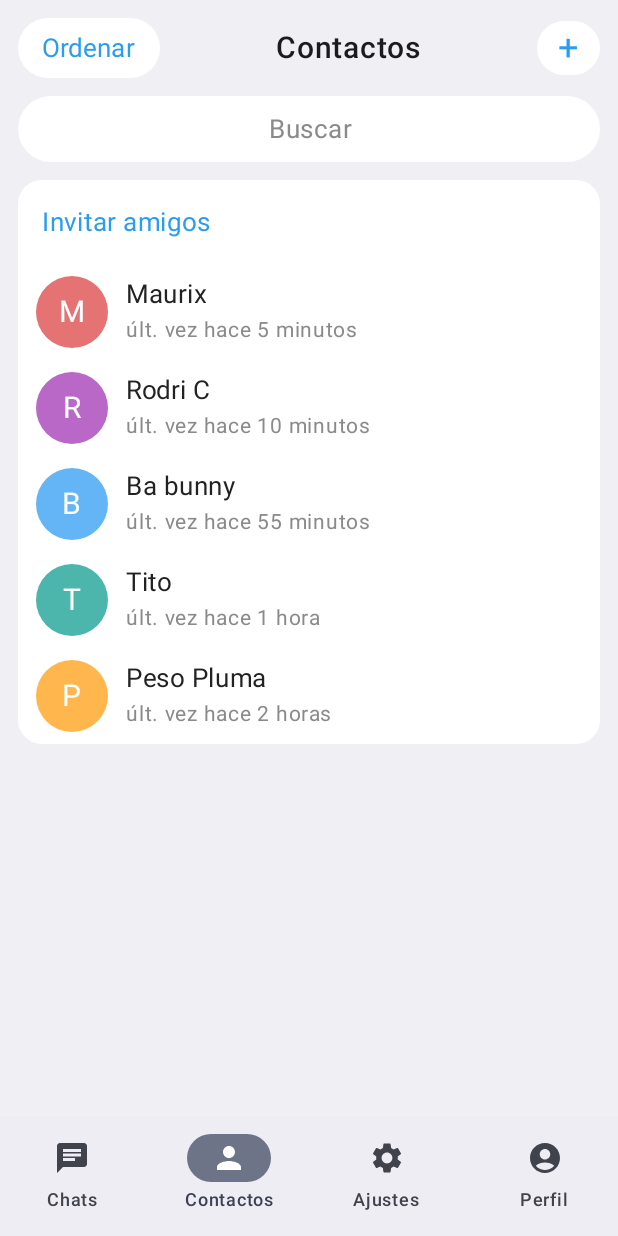
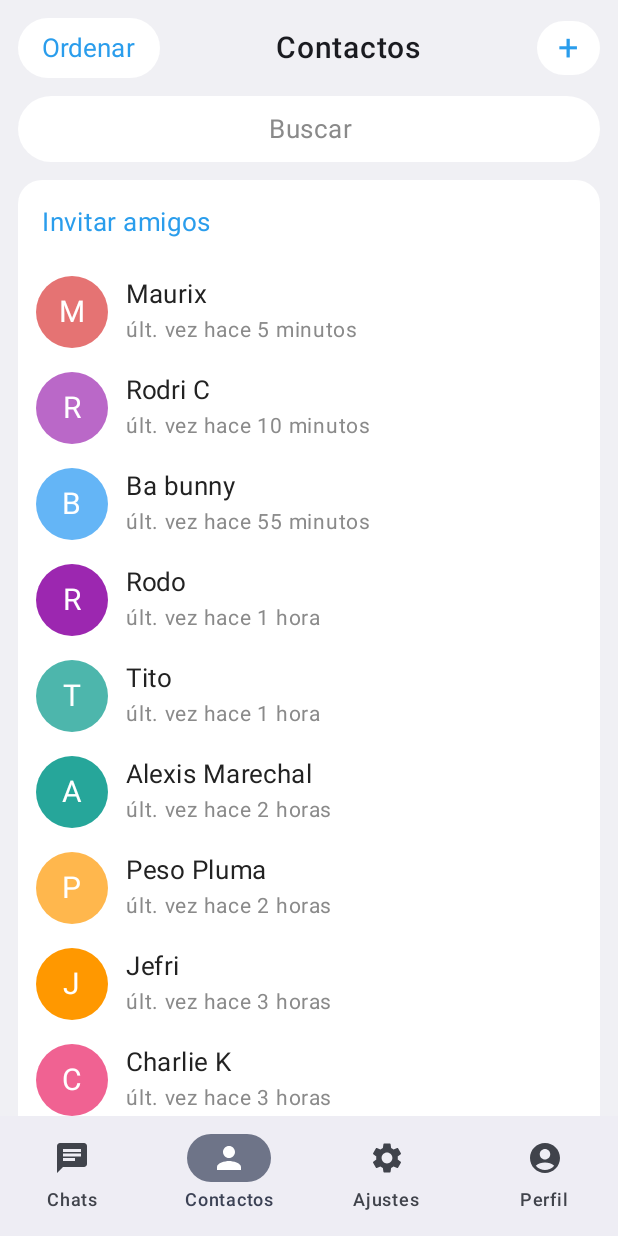
Before and after one commit to ernesto-24/equipo-3-telegram, an Android app built with Jetpack Compose: the screen it shows after launch (MainActivity), item 2 of the bottom bar chosen, on a phone screen of 412 x 824 dp. Run offline under Robolectric (Android 15) with nearby library versions, the phone set to English and light mode, and no system bars.

Commit message:
Más contactos y scroll

```diff
--- a/app/src/main/java/com/example/telegram/ui/screens/ContactsScreen.kt
+++ b/app/src/main/java/com/example/telegram/ui/screens/ContactsScreen.kt
@@ -11,7 +11,9 @@ import androidx.compose.foundation.layout.height
 import androidx.compose.foundation.layout.padding
 import androidx.compose.foundation.layout.size
 import androidx.compose.foundation.layout.width
+import androidx.compose.foundation.rememberScrollState
 import androidx.compose.foundation.shape.CircleShape
+import androidx.compose.foundation.verticalScroll
 import androidx.compose.material3.Text
 import androidx.compose.runtime.Composable
 import androidx.compose.ui.Alignment
@@ -38,6 +40,7 @@ fun ContactsScreen(modifier: Modifier = Modifier) {
         modifier = modifier
             .fillMaxSize()
             .background(FondoPerfil)
+            .verticalScroll(rememberScrollState())
             .padding(horizontal = 12.dp)
     ) {
         // Barra de arriba: Ordenar - Contactos - +
@@ -97,9 +100,16 @@ fun ContactsScreen(modifier: Modifier = Modifier) {
             FilaContacto("Maurix", "últ. vez hace 5 minutos", Color(0xFFE57373))
             FilaContacto("Rodri C", "últ. vez hace 10 minutos", Color(0xFFBA68C8))
             FilaContacto("Ba bunny", "últ. vez hace 55 minutos", Color(0xFF64B5F6))
+            FilaContacto("Rodo", "últ. vez hace 1 hora", Color(0xFF9C27B0))
             FilaContacto("Tito", "últ. vez hace 1 hora", Color(0xFF4DB6AC))
+            FilaContacto("Alexis Marechal", "últ. vez hace 2 horas", Color(0xFF26A69A))
             FilaContacto("Peso Pluma", "últ. vez hace 2 horas", Color(0xFFFFB74D))
+            FilaContacto("Jefri", "últ. vez hace 3 horas", Color(0xFFFF9800))
+            FilaContacto("Charlie K", "últ. vez hace 3 horas", Color(0xFFF06292))
+            FilaContacto("Kadir", "en línea", Color(0xFF4CAF50))
         }
+
+        Spacer(Modifier.height(12.dp))
     }
 }
 
```
